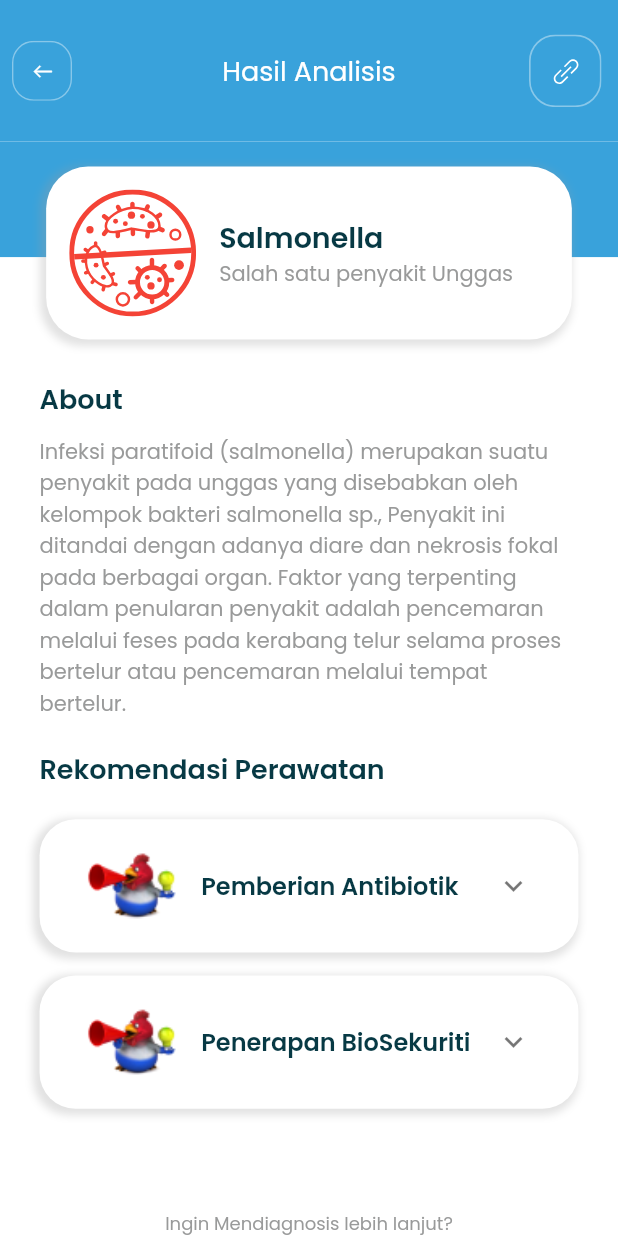
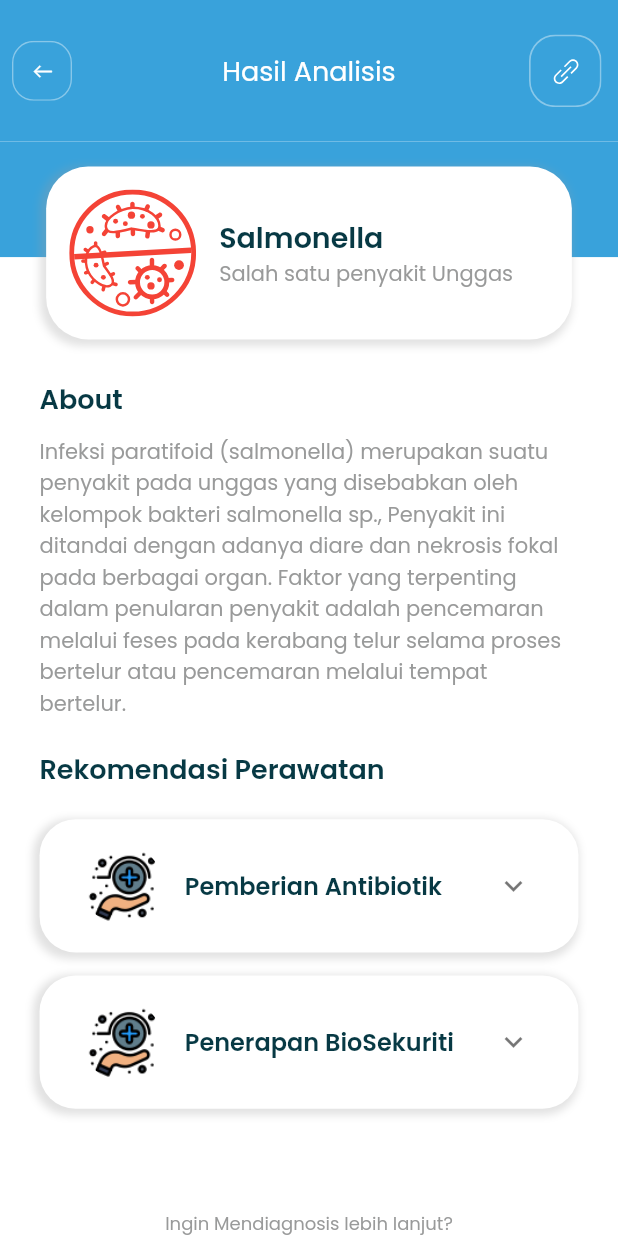
Before and after one commit to haiternak/haiternak-mobile, a Flutter app: the DetailView screen opened directly with sample values from the repository, on a phone screen of 412 x 824 dp. Run offline on Flutter 3.47's test engine with Material 2 defaults, Android fonts, the phone set to English and light mode, and no system bars; our stand-ins replace carousel_slider, delayed_display, dots_indicator, flutter_svg, get, google_fonts and 1 more; missing offline and left inert: flutter_tflite.

Commit message:
mengganti icon detail view

```diff
--- a/lib/app/modules/upload/views/detail_view.dart
+++ b/lib/app/modules/upload/views/detail_view.dart
@@ -44,7 +44,10 @@ class DetailView extends GetView<UploadController> {
           child: Column(
             crossAxisAlignment: CrossAxisAlignment.start,
             children: [
-              AppBarCard(title: diseaseModel.title, color: diseaseModel.color,),
+              AppBarCard(
+                title: diseaseModel.title,
+                color: diseaseModel.color,
+              ),
               Container(
                 width: double.infinity,
                 padding: EdgeInsets.all(defaultPadding),
@@ -162,12 +165,12 @@ class RecomendationCard extends StatelessWidget {
         ),
         iconColor: kPrimaryColor,
         leading: Container(
-          height: getProperWidht(55),
-          width: getProperWidht(55),
+          height: getProperWidht(45),
+          width: getProperWidht(45),
           decoration: BoxDecoration(
             borderRadius: BorderRadius.circular(20),
             image: DecorationImage(
-              image: AssetImage('assets/images/perawatan-image.png'),
+              image: AssetImage('assets/icons/care-icon.png'),
               fit: BoxFit.cover,
             ),
           ),
```
Also changed, not shown: assets/icons/care-icon.png (added).
